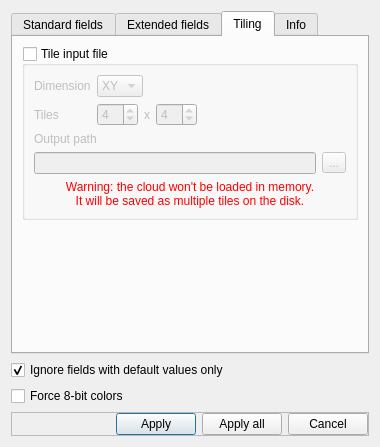
This is libs/qCC_io/ui_templates/openLASFileDlg.ui in CloudCompare/CloudCompare as Qt 5 draws it before an edit. The edited form follows.
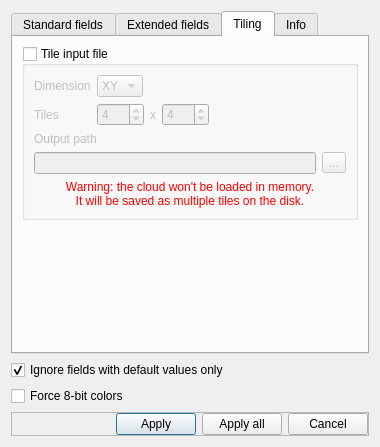
This is the edited form. The open tabs and pages were chosen to show the change.

Commit message: - Glitch fix: additional '.' in the tiles filename - the user can now generate up to 100 x 100 tiles

```diff
--- a/libs/qCC_io/ui_templates/openLASFileDlg.ui
+++ b/libs/qCC_io/ui_templates/openLASFileDlg.ui
@@ -347,7 +347,7 @@
                  <number>1</number>
                 </property>
                 <property name="maximum">
-                 <number>16</number>
+                 <number>100</number>
                 </property>
                 <property name="value">
                  <number>4</number>
@@ -379,7 +379,7 @@
                  <number>1</number>
                 </property>
                 <property name="maximum">
-                 <number>16</number>
+                 <number>100</number>
                 </property>
                 <property name="value">
                  <number>4</number>
```
The commit also changes 1 other file.
